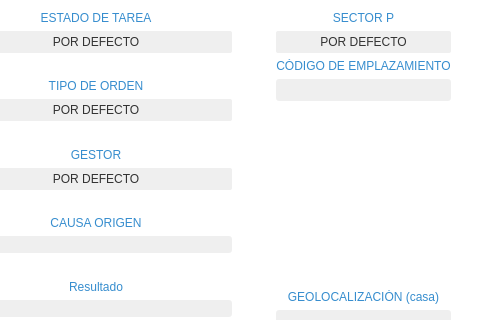
The window that fields_to_assign.ui (lreyesm/MiRutaDesktop) describes before a commit, drawn with Qt 5; both pictures show x 731 to 1211 and y 0 to 320 of the 1211 by 493 pixel window.
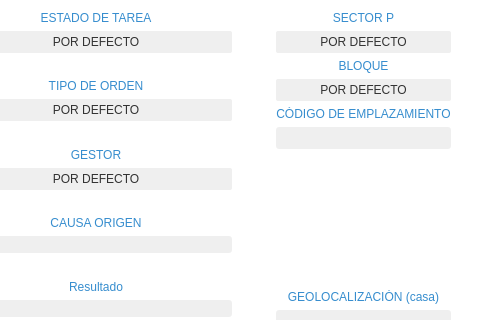
The same window after the commit. Icons and pictures are not drawn. Custom widgets are drawn as their Qt base class.

```diff
--- a/fields_to_assign.ui
+++ b/fields_to_assign.ui
@@ -1586,6 +1586,45 @@
              </item>
             </layout>
            </item>
+           <item>
+            <layout class="QVBoxLayout" name="verticalLayout_34">
+             <item>
+              <widget class="QLabel" name="label_21">
+               <property name="styleSheet">
+                <string notr="true">font: 63 10pt &quot;Segoe UI Semibold&quot;;
+color: rgb(54, 141, 206);</string>
+               </property>
+               <property name="text">
+                <string>BLOQUE</string>
+               </property>
+               <property name="alignment">
+                <set>Qt::AlignCenter</set>
+               </property>
+              </widget>
+             </item>
+             <item>
+              <widget class="MyLabelSpinner" name="cb_dia_predeterminado">
+               <property name="minimumSize">
+                <size>
+                 <width>0</width>
+                 <height>22</height>
+                </size>
+               </property>
+               <property name="styleSheet">
+                <string notr="true">background-color: #EFEFEF; 
+border-radius: 2px;
+color:rgb(50, 50, 50);</string>
+               </property>
+               <property name="text">
+                <string>POR DEFECTO</string>
+               </property>
+               <property name="alignment">
+                <set>Qt::AlignCenter</set>
+               </property>
+              </widget>
+             </item>
+            </layout>
+           </item>
            <item>
             <layout class="QVBoxLayout" name="verticalLayout">
              <item>
@@ -1966,6 +2005,11 @@
   </layout>
  </widget>
  <customwidgets>
+  <customwidget>
+   <class>MyLineEditShine</class>
+   <extends>QLineEdit</extends>
+   <header location="global">mylineeditshine.h</header>
+  </customwidget>
   <customwidget>
    <class>MyLabelSpinner</class>
    <extends>QLabel</extends>
@@ -1976,11 +2020,6 @@
    <extends>QComboBox</extends>
    <header location="global">mycomboboxshine.h</header>
   </customwidget>
-  <customwidget>
-   <class>MyLineEditShine</class>
-   <extends>QLineEdit</extends>
-   <header location="global">mylineeditshine.h</header>
-  </customwidget>
  </customwidgets>
  <resources>
   <include location="assets.qrc"/>
```
